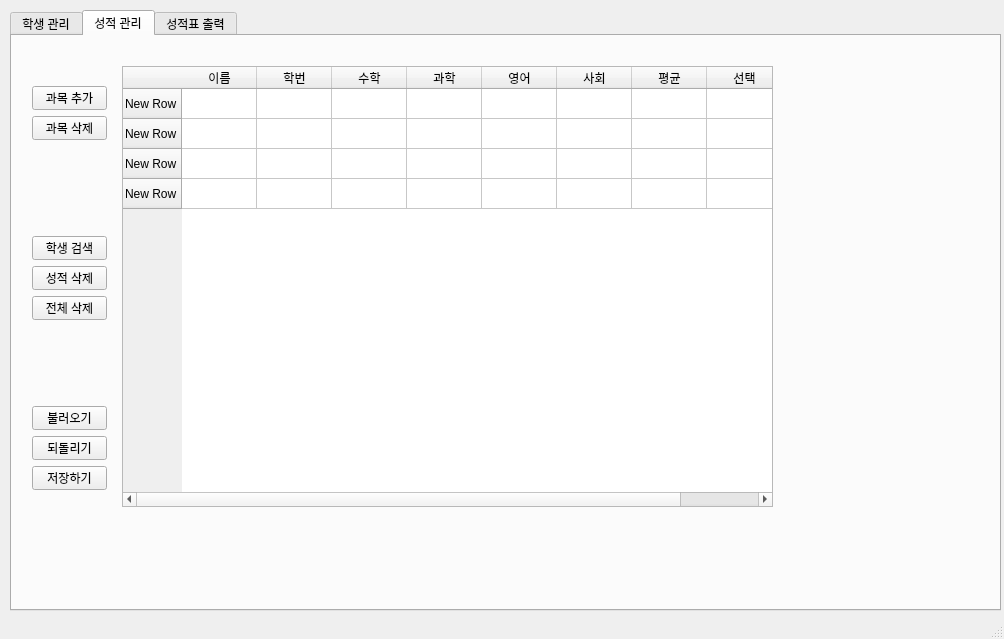
mekhanjc/student_grade_manager, file QManager/manager.ui: the form before one commit.
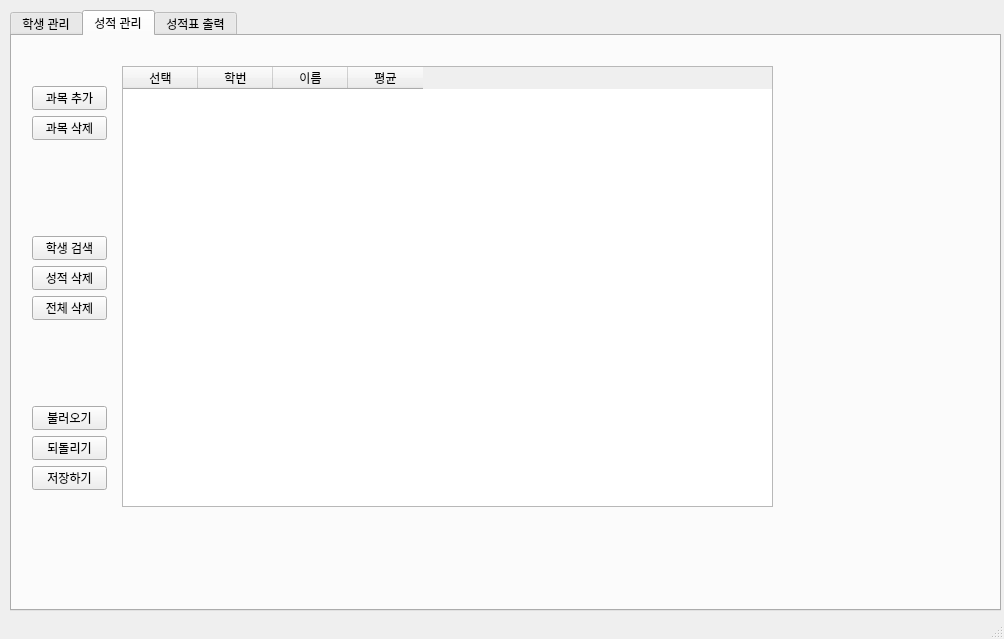
The form after the commit. The open tabs and pages were chosen to show the change.

Commit message: manager 성적불러오기 기능 수정

Diff of the .ui file:
```diff
--- a/QManager/manager.ui
+++ b/QManager/manager.ui
@@ -343,29 +343,9 @@
       <attribute name="horizontalHeaderDefaultSectionSize">
        <number>75</number>
       </attribute>
-      <row>
-       <property name="text">
-        <string>New Row</string>
-       </property>
-      </row>
-      <row>
-       <property name="text">
-        <string>New Row</string>
-       </property>
-      </row>
-      <row>
-       <property name="text">
-        <string>New Row</string>
-       </property>
-      </row>
-      <row>
-       <property name="text">
-        <string>New Row</string>
-       </property>
-      </row>
       <column>
        <property name="text">
-        <string>이름</string>
+        <string>선택</string>
        </property>
       </column>
       <column>
@@ -375,22 +355,7 @@
       </column>
       <column>
        <property name="text">
-        <string>수학</string>
-       </property>
-      </column>
-      <column>
-       <property name="text">
-        <string>과학</string>
-       </property>
-      </column>
-      <column>
-       <property name="text">
-        <string>영어</string>
-       </property>
-      </column>
-      <column>
-       <property name="text">
-        <string>사회</string>
+        <string>이름</string>
        </property>
       </column>
       <column>
@@ -398,11 +363,6 @@
         <string>평균</string>
        </property>
       </column>
-      <column>
-       <property name="text">
-        <string>선택</string>
-       </property>
-      </column>
      </widget>
      <widget class="QPushButton" name="addSubjectButton">
       <property name="geometry">
```
Left out of the diff: 2 changed lines with no effect on the pictures. The commit also changes 2 other files.
